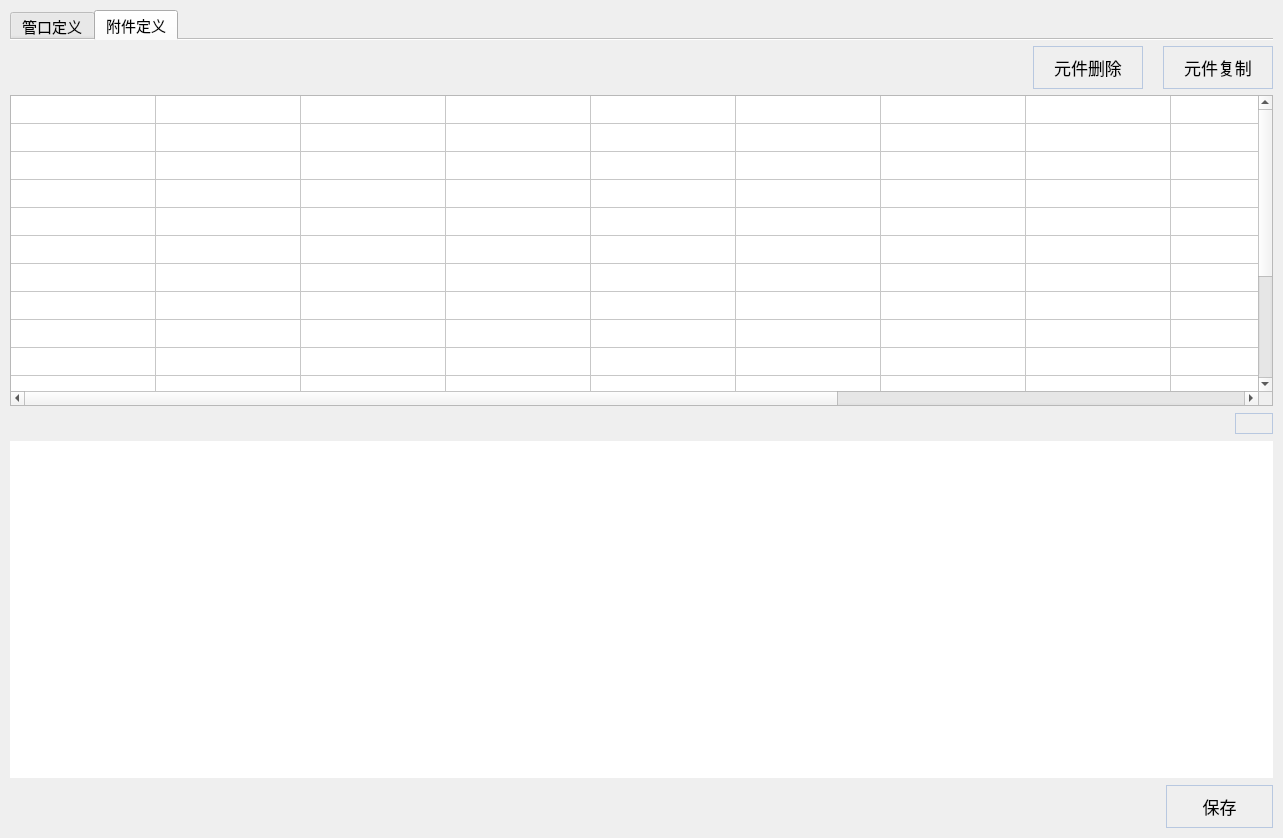
This is modules/guankoudingyi/ui/pipe_attachment_define_container.ui in coconutwatersysdmg/DongLanpec as Qt 5 draws it before an edit. The edited form follows.
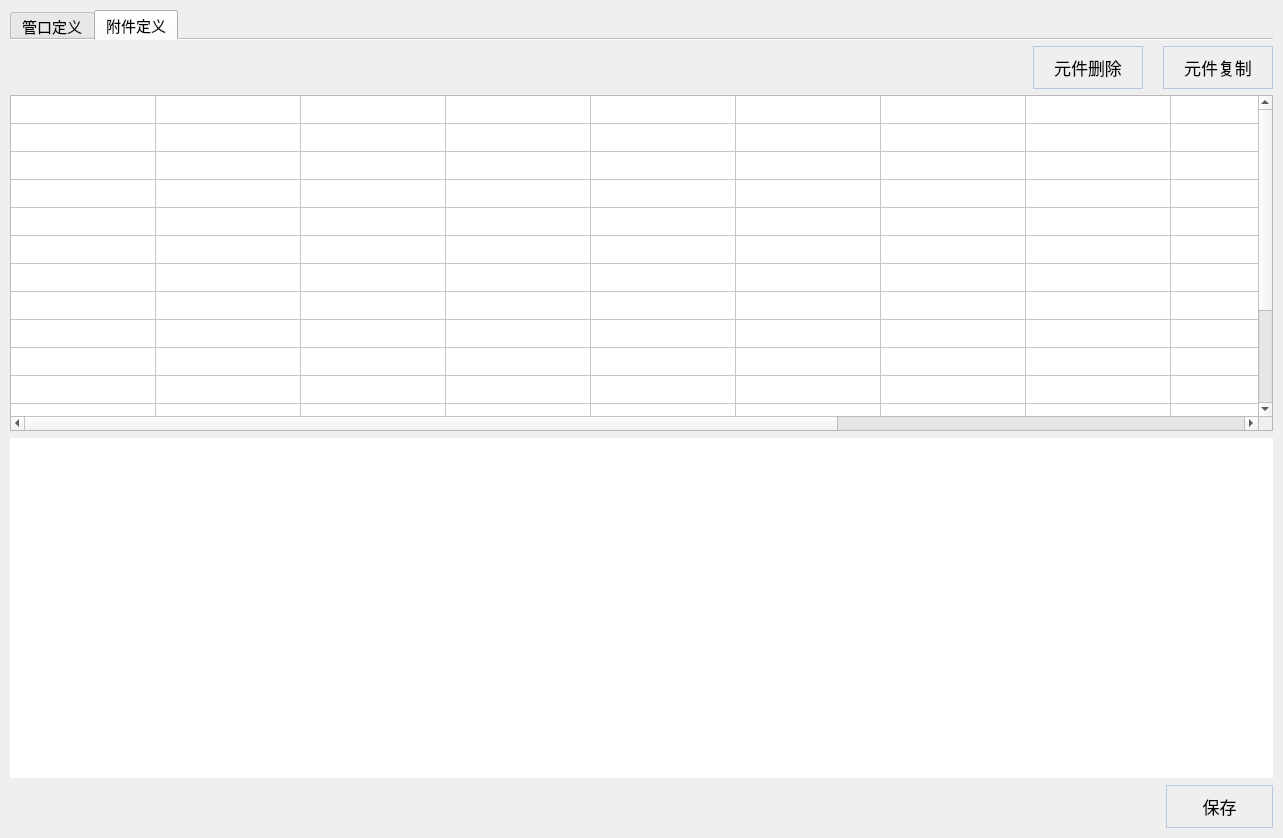
This is the edited form. The open tabs and pages were chosen to show the change. Icons and pictures are not drawn.

```diff
--- a/modules/guankoudingyi/ui/pipe_attachment_define_container.ui
+++ b/modules/guankoudingyi/ui/pipe_attachment_define_container.ui
@@ -16,7 +16,7 @@
   <property name="styleSheet">
    <string notr="true"/>
   </property>
-  <layout class="QVBoxLayout" name="verticalLayout_6" stretch="21,0,17,1">
+  <layout class="QVBoxLayout" name="verticalLayout_6" stretch="21,17,1">
    <property name="spacing">
     <number>7</number>
    </property>
@@ -681,44 +681,6 @@
              </property>
             </widget>
            </item>
-           <item>
-            <widget class="QPushButton" name="pic_erzuo">
-             <property name="maximumSize">
-              <size>
-               <width>32</width>
-               <height>32</height>
-              </size>
-             </property>
-             <property name="styleSheet">
-              <string notr="true">border: none; background: transparent; image: url(:/icons/耳座.png);</string>
-             </property>
-             <property name="text">
-              <string/>
-             </property>
-             <property name="iconSize">
-              <size>
-               <width>20</width>
-               <height>20</height>
-              </size>
-             </property>
-            </widget>
-           </item>
-           <item>
-            <widget class="QPushButton" name="pic_mingpai">
-             <property name="maximumSize">
-              <size>
-               <width>32</width>
-               <height>32</height>
-              </size>
-             </property>
-             <property name="styleSheet">
-              <string notr="true">border: none; background: transparent; image: url(:/icons/铭牌.png);</string>
-             </property>
-             <property name="text">
-              <string/>
-             </property>
-            </widget>
-           </item>
            <item>
             <widget class="QPushButton" name="pic_diaoer">
              <property name="maximumSize">
@@ -735,6 +697,38 @@
              </property>
             </widget>
            </item>
+           <item>
+            <widget class="QPushButton" name="pic_zhoushidiaoer">
+             <property name="maximumSize">
+              <size>
+               <width>32</width>
+               <height>32</height>
+              </size>
+             </property>
+             <property name="styleSheet">
+              <string notr="true">border: none; background: transparent; image: url(:/icons/轴式吊耳.png);</string>
+             </property>
+             <property name="text">
+              <string/>
+             </property>
+            </widget>
+           </item>
+           <item>
+            <widget class="QPushButton" name="pic_mingpai">
+             <property name="maximumSize">
+              <size>
+               <width>32</width>
+               <height>32</height>
+              </size>
+             </property>
+             <property name="styleSheet">
+              <string notr="true">border: none; background: transparent; image: url(:/icons/铭牌.png);</string>
+             </property>
+             <property name="text">
+              <string/>
+             </property>
+            </widget>
+           </item>
            <item>
             <widget class="QPushButton" name="pic_baowenzhichengquan">
              <property name="maximumSize">
@@ -767,6 +761,50 @@
              </property>
             </widget>
            </item>
+           <item>
+            <widget class="QPushButton" name="pic_jiaqiangquan">
+             <property name="maximumSize">
+              <size>
+               <width>32</width>
+               <height>32</height>
+              </size>
+             </property>
+             <property name="styleSheet">
+              <string notr="true">border: none; background: transparent; image: url(:/icons/加强圈.png);</string>
+             </property>
+             <property name="text">
+              <string/>
+             </property>
+            </widget>
+           </item>
+           <item>
+            <widget class="QPushButton" name="pic_erzuo">
+             <property name="enabled">
+              <bool>false</bool>
+             </property>
+             <property name="maximumSize">
+              <size>
+               <width>32</width>
+               <height>32</height>
+              </size>
+             </property>
+             <property name="styleSheet">
+              <string notr="true">border: none; background: transparent; image: url(:/icons/耳座.png);</string>
+             </property>
+             <property name="toolTip">
+              <string>耳座（暂不可用）</string>
+             </property>
+             <property name="text">
+              <string/>
+             </property>
+             <property name="iconSize">
+              <size>
+               <width>20</width>
+               <height>20</height>
+              </size>
+             </property>
+            </widget>
+           </item>
            <item>
             <spacer name="horizontalSpacer_2">
              <property name="orientation">
@@ -1050,62 +1088,6 @@
      </widget>
     </widget>
    </item>
-   <item>
-    <layout class="QHBoxLayout" name="horizontalLayout_6">
-     <item>
-      <spacer name="horizontalSpacer_4">
-       <property name="orientation">
-        <enum>Qt::Horizontal</enum>
-       </property>
-       <property name="sizeHint" stdset="0">
-        <size>
-         <width>40</width>
-         <height>20</height>
-        </size>
-       </property>
-      </spacer>
-     </item>
-     <item>
-      <widget class="QPushButton" name="Minimize">
-       <property name="styleSheet">
-        <string notr="true">QPushButton {
-    background: qlineargradient(x1: 0, y1: 0, x2: 0, y2: 1,
-                                stop: 0 #ffffff, stop: 1 #e8edf5);
-    border: 1px solid #b8c8e0;
-    border-radius: 0px;
-    color: #000000;
-    font-size: 10px;
-    padding: 3px 3px;
-    text-align: center;
-    min-width: 30px;
-}
-QPushButton:hover {
-    background: qlineargradient(x1: 0, y1: 0, x2: 0, y2: 1,
-                                stop: 0 #f0f4fa, stop: 1 #d8e0ed);
-    border-color: #9ab0d0;
-}
-QPushButton:pressed {
-    background: qlineargradient(x1: 0, y1: 0, x2: 0, y2: 1,
-                                stop: 0 #e0e6f0, stop: 1 #c8d2e0);
-    border-color: #7a90b0;
-}
-QPushButton:disabled {
-    background: #f5f7fa;
-    color: #888888;
-    border-color: #d0d8e5;
-}</string>
-       </property>
-       <property name="text">
-        <string/>
-       </property>
-       <property name="icon">
-        <iconset>
-         <normaloff>../../chanpinguanli/icons/下箭头11.png</normaloff>../../chanpinguanli/icons/下箭头11.png</iconset>
-       </property>
-      </widget>
-     </item>
-    </layout>
-   </item>
    <item>
     <widget class="QWidget" name="widget_control" native="true">
      <property name="minimumSize">
```
Left out of the diff: 2 changed lines with no effect on the pictures.
